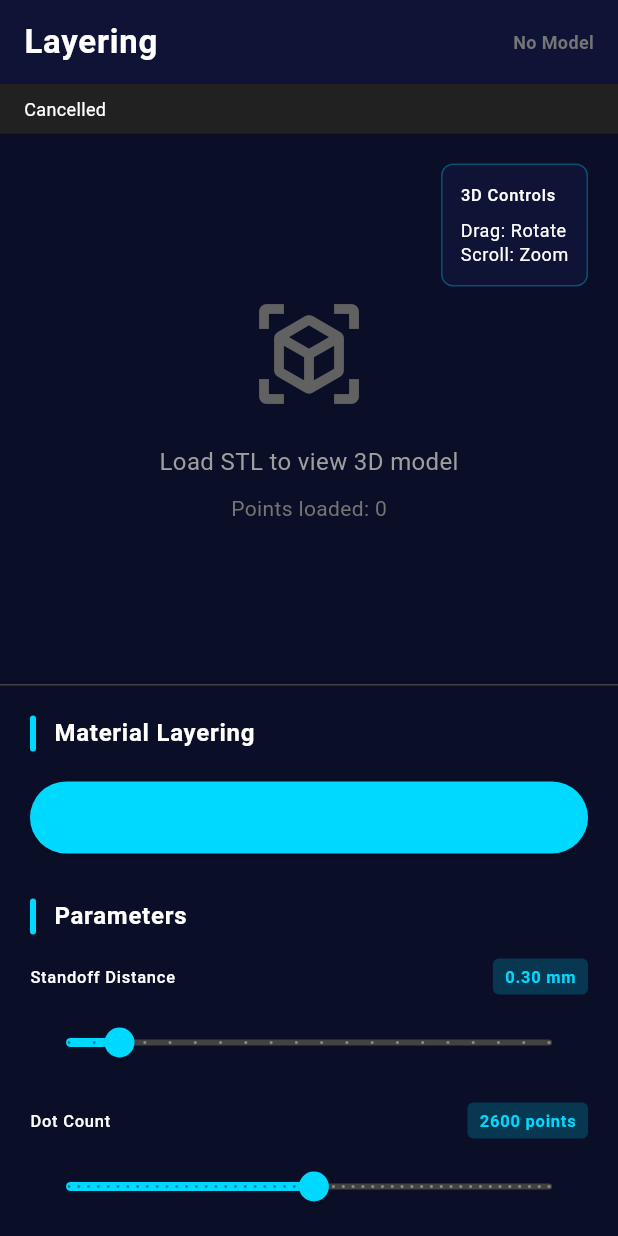
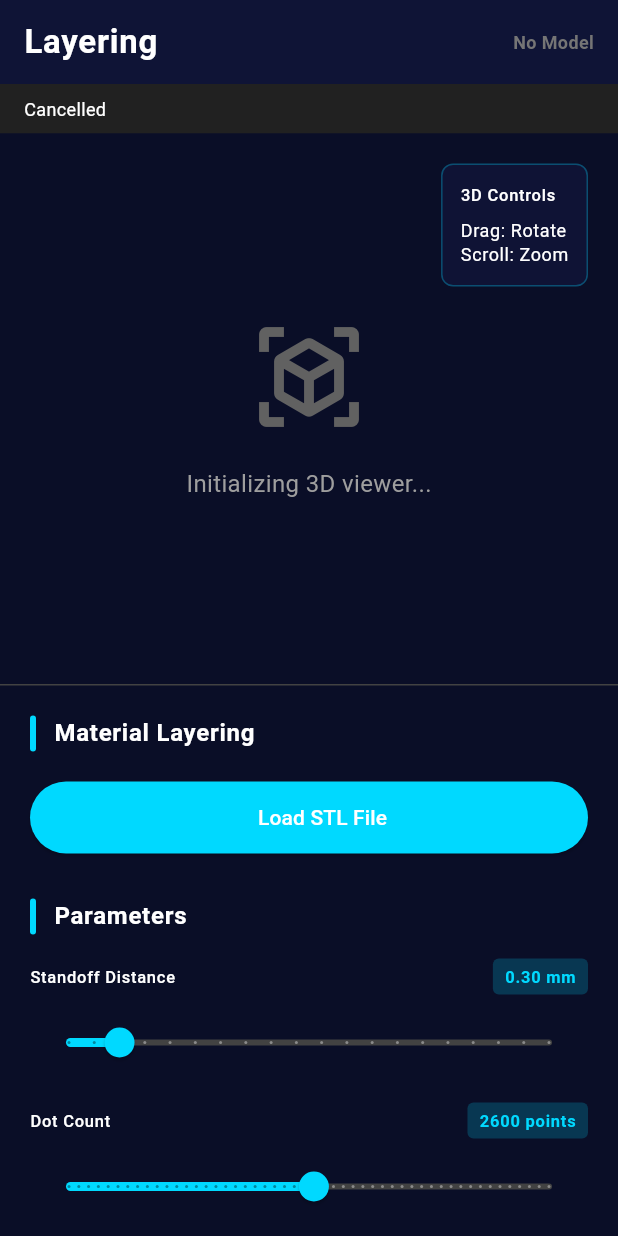
Before and after one commit to JihedMrouki/MaterialLayeringApp, a Flutter app: the screen it shows after launch, after a tap on "Load STL File", on a phone screen of 412 x 824 dp. Run offline on Flutter 3.47's test engine with Material 3 defaults, Android fonts, the light colour scheme and no system bars; our stand-ins replace file_picker; missing offline and left inert: flutter_gl, three_dart, urdf_parser; statements that could not run were skipped.

```diff
--- a/lib/widgets/3d_viewer.dart
+++ b/lib/widgets/3d_viewer.dart
@@ -1,4 +1,6 @@
+import 'dart:async';
 import 'package:dot_matrix/models/mesh_3d.dart';
+import 'package:flutter/foundation.dart';
 import 'package:flutter/gestures.dart';
 import 'package:flutter/material.dart';
 import 'package:three_dart/three_dart.dart' as three;
@@ -28,11 +30,13 @@ class ThreeDViewer extends StatefulWidget {
 }
 
 class _ThreeDViewerState extends State<ThreeDViewer> {
+  late FlutterGlPlugin three3dRender;
+  three.WebGLRenderer? renderer;
+
   late three.Scene scene;
   late three.PerspectiveCamera camera;
-  late three.WebGLRenderer renderer;
-  late three.Mesh meshObject;
-  late three.LineSegments pathLines;
+  three.Mesh? meshObject;
+  three.LineSegments? pathLines;
   late three.Group dotsGroup;
   late three.Raycaster raycaster;
   late three.Vector2 mouse;
@@ -42,39 +46,109 @@ class _ThreeDViewerState extends State<ThreeDViewer> {
   bool isDragging = false;
   double zoomLevel = 1.0;
 
+  Size? screenSize;
+  late double width;
+  late double height;
+  double dpr = 1.0;
+
+  dynamic sourceTexture;
+  late three.WebGLRenderTarget renderTarget;
+
   @override
   void initState() {
     super.initState();
-    _initScene();
   }
 
-  bool _isInitialized = false;
+  Future<void> initPlatformState() async {
+    width = screenSize!.width;
+    height = screenSize!.height;
 
-  @override
-  void didChangeDependencies() {
-    super.didChangeDependencies();
-    if (!_isInitialized) {
-      _updateCameraSize();
-      _updateScene();
-      _isInitialized = true;
+    three3dRender = FlutterGlPlugin();
+
+    Map<String, dynamic> options = {
+      "antialias": true,
+      "alpha": false,
+      "width": width.toInt(),
+      "height": height.toInt(),
+      "dpr": dpr
+    };
+
+    await three3dRender.initialize(options: options);
+
+    setState(() {});
+
+    Future.delayed(const Duration(milliseconds: 200), () async {
+      await three3dRender.prepareContext();
+
+      // Wait for GL context to be fully ready
+      if (three3dRender.gl != null) {
+        initScene();
+      }
+    });
+  }
+
+  initSize(BuildContext context) {
+    if (screenSize != null) {
+      return;
+    }
+
+    final mqd = MediaQuery.of(context);
+    screenSize = mqd.size;
+    dpr = mqd.devicePixelRatio;
+
+    initPlatformState();
+  }
+
+  void initRenderer() {
+    if (three3dRender.gl == null) {
+      print('GL context not ready, cannot initialize renderer');
+      return;
+    }
+
+    Map<String, dynamic> options = {
+      "width": width,
+      "height": height,
+      "gl": three3dRender.gl,
+      "antialias": true,
+      "canvas": three3dRender.element
+    };
+
+    try {
+      renderer = three.WebGLRenderer(options);
+      renderer!.setPixelRatio(dpr);
+      renderer!.setSize(width, height, false);
+      renderer!.shadowMap.enabled = true;
+
+      if (!kIsWeb) {
+        var pars = three.WebGLRenderTargetOptions({
+          "minFilter": three.LinearFilter,
+          "magFilter": three.LinearFilter,
+          "format": three.RGBAFormat
+        });
+        renderTarget = three.WebGLRenderTarget(
+            (width * dpr).toInt(), (height * dpr).toInt(), pars);
+        renderer!.setRenderTarget(renderTarget);
+        sourceTexture = renderer!.getRenderTargetGLTexture(renderTarget);
+      }
+    } catch (e) {
+      print('Error initializing renderer: $e');
     }
   }
 
-  void _initScene() {
+  void initScene() {
+    initRenderer();
+
     scene = three.Scene();
     scene.background = three.Color(0x0a0e27);
 
     camera = three.PerspectiveCamera(
       75,
-      1.0, // Will be updated in didChangeDependencies
+      width / height,
       0.1,
       10000,
     );
     camera.position.set(0, 0, 5);
     camera.lookAt(three.Vector3(0, 0, 0));
-
-    renderer = three.WebGLRenderer({'antialias': true});
-    renderer.shadowMap.enabled = true;
 
     // Lighting
     final ambientLight = three.AmbientLight(0xffffff, 0.6);
@@ -98,23 +172,8 @@ class _ThreeDViewerState extends State<ThreeDViewer> {
     dotsGroup = three.Group();
     scene.add(dotsGroup);
 
+    _updateScene();
     _animate();
-  }
-
-  void _updateCameraSize() {
-    if (!mounted) return;
-
-    final size = MediaQuery.maybeOf(context)?.size;
-    if (size == null) return;
-
-    final width = size.width;
-    final height = size.height;
-
-    if (width <= 0 || height <= 0) return;
-
-    camera.aspect = width / height;
-    camera.updateProjectionMatrix();
-    renderer.setSize(width, height);
   }
 
   void _updateScene() {
@@ -174,11 +233,12 @@ class _ThreeDViewerState extends State<ThreeDViewer> {
       'side': three.DoubleSide,
     });
 
-    meshObject = three.Mesh(geometry, material);
-    meshObject.name = 'stl-mesh';
-    meshObject.castShadow = true;
-    meshObject.receiveShadow = true;
-    scene.add(meshObject);
+    final mesh = three.Mesh(geometry, material);
+    mesh.name = 'stl-mesh';
+    mesh.castShadow = true;
+    mesh.receiveShadow = true;
+    scene.add(mesh);
+    meshObject = mesh;
   }
 
   void _addPath() {
@@ -209,9 +269,10 @@ class _ThreeDViewerState extends State<ThreeDViewer> {
       'opacity': 0.7,
     });
 
-    pathLines = three.LineSegments(lineGeometry, lineMaterial);
-    pathLines.name = 'path-lines';
-    scene.add(pathLines);
+    final lines = three.LineSegments(lineGeometry, lineMaterial);
+    lines.name = 'path-lines';
+    scene.add(lines);
+    pathLines = lines;
   }
 
   void _updateDots() {
@@ -225,7 +286,6 @@ class _ThreeDViewerState extends State<ThreeDViewer> {
     final sphereMaterial = three.MeshStandardMaterial({
       'color': 0xff006e,
       'emissive': 0xff006e,
-      'emissiveIntensity': 0.3,
     });
 
     for (int i = 0; i < widget.path.length; i++) {
@@ -241,13 +301,22 @@ class _ThreeDViewerState extends State<ThreeDViewer> {
   }
 
   void _animate() {
-    renderer.render(scene, camera);
+    if (!mounted || renderer == null) return;
 
     // Auto-rotation when not dragging
     if (!isDragging) {
-      meshObject.rotation.y += 0.002;
+      meshObject?.rotation.y += 0.002;
       dotsGroup.rotation.y += 0.002;
-      pathLines.rotation.y += 0.002;
+      pathLines?.rotation.y += 0.002;
+    }
+
+    renderer!.render(scene, camera);
+
+    final gl = three3dRender.gl;
+    gl.flush();
+
+    if (!kIsWeb) {
+      three3dRender.updateTexture(sourceTexture);
     }
 
     WidgetsBinding.instance.addPostFrameCallback((_) {
@@ -269,12 +338,12 @@ class _ThreeDViewerState extends State<ThreeDViewer> {
     rotationY += event.delta.dx * 0.005;
     rotationX += event.delta.dy * 0.005;
 
-    meshObject.rotation.x = rotationX;
-    meshObject.rotation.y = rotationY;
+    meshObject?.rotation.x = rotationX;
+    meshObject?.rotation.y = rotationY;
     dotsGroup.rotation.x = rotationX;
     dotsGroup.rotation.y = rotationY;
-    pathLines.rotation.x = rotationX;
-    pathLines.rotation.y = rotationY;
+    pathLines?.rotation.x = rotationX;
+    pathLines?.rotation.y = rotationY;
   }
 
   void _handleScroll(PointerScrollEvent event) {
@@ -297,12 +366,14 @@ class _ThreeDViewerState extends State<ThreeDViewer> {
 
   @override
   void dispose() {
-    renderer.dispose();
+    renderer?.dispose();
     super.dispose();
   }
 
   @override
   Widget build(BuildContext context) {
+    initSize(context);
+
     return Listener(
       onPointerDown: _handleMouseDown,
       onPointerUp: _handleMouseUp,
@@ -313,12 +384,41 @@ class _ThreeDViewerState extends State<ThreeDViewer> {
         }
       },
       child: Container(
-        color: const Color(0x000a0e27),
+        color: const Color(0xFF0a0e27),
         child: Stack(
           children: [
-            // Three.js canvas would go here
-            // For now, using placeholder
-            Center(
+            // Three.js canvas
+            screenSize != null
+                ? SizedBox(
+                    width: width,
+                    height: height,
+                    child: three3dRender.isInitialized
+                        ? (kIsWeb
+                            ? HtmlElementView(
+                                viewType: three3dRender.textureId!.toString())
+                            : Texture(textureId: three3dRender.textureId!))
+                        : Center(
+                            child: Column(
+                              mainAxisAlignment: MainAxisAlignment.center,
+                              children: [
+                                Icon(
+                                  Icons.view_in_ar,
+                                  size: 80,
+                                  color: Colors.grey[700],
+                                ),
+                                const SizedBox(height: 20),
+                                Text(
+                                  'Initializing 3D viewer...',
+                                  style: TextStyle(
+                                    color: Colors.grey[500],
+                                    fontSize: 16,
+                                  ),
+                                ),
+                              ],
+                            ),
+                          ),
+                  )
+                : Center(
                     child: Column(
                       mainAxisAlignment: MainAxisAlignment.center,
                       children: [
@@ -353,10 +453,10 @@ class _ThreeDViewerState extends State<ThreeDViewer> {
               child: Container(
                 padding: const EdgeInsets.all(12),
                 decoration: BoxDecoration(
-                  color: const Color(0x000f1436).withOpacity(0.9),
+                  color: const Color(0xFF0f1436).withAlpha(230),
                   borderRadius: BorderRadius.circular(8),
                   border: Border.all(
-                    color: const Color(0x0000d9ff).withOpacity(0.3),
+                    color: const Color(0xFF00d9ff).withAlpha(76),
                   ),
                 ),
                 child: Column(
--- a/lib/widgets/control_panel.dart
+++ b/lib/widgets/control_panel.dart
@@ -68,6 +68,7 @@ class _ControlPanelState extends State<ControlPanel> {
                     : const Icon(Icons.upload_file),
                 label: Text(
                   widget.isLoading ? 'Loading...' : 'Load STL File',
+                  style: const TextStyle(color: Colors.white),
                 ),
                 style: ElevatedButton.styleFrom(
                   minimumSize: const Size(double.infinity, 48),
@@ -163,7 +164,10 @@ class _ControlPanelState extends State<ControlPanel> {
               ElevatedButton.icon(
                 onPressed: widget.onExport,
                 icon: const Icon(Icons.download),
-                label: const Text('Export Path'),
+                label: const Text(
+                  'Export Path',
+                  style: TextStyle(color: Colors.white),
+                ),
                 style: ElevatedButton.styleFrom(
                   minimumSize: const Size(double.infinity, 44),
                   backgroundColor: Theme.of(context).colorScheme.primary,
```
Also changed, not shown: .claude/settings.local.json, 11 other files. Lines whose indentation alone changed are shown as unchanged.
